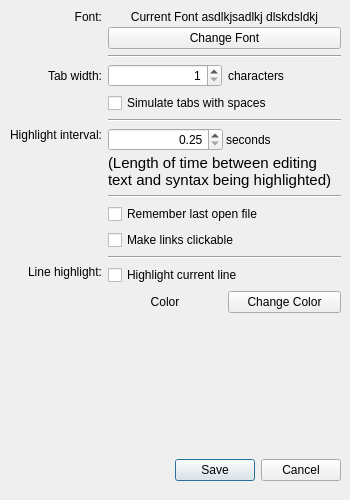
The window that src/preferencesdialog.ui (ali-rantakari/QarkDown) describes before a commit, drawn with Qt 5.
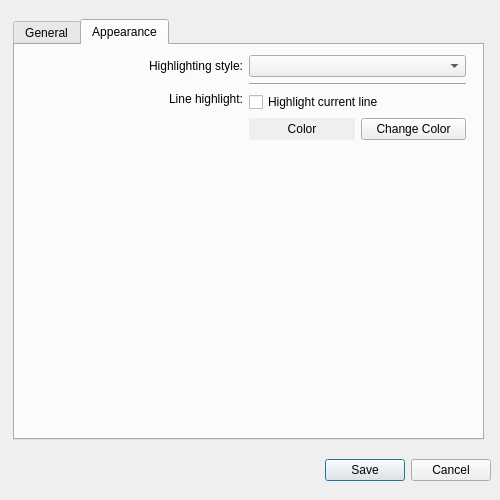
The same window after the commit.

Commit message: Add support for style definition files.

Diff of the .ui file:
```diff
--- a/src/preferencesdialog.ui
+++ b/src/preferencesdialog.ui
@@ -6,7 +6,7 @@
    <rect>
     <x>0</x>
     <y>0</y>
-    <width>350</width>
+    <width>500</width>
     <height>500</height>
    </rect>
   </property>
@@ -18,13 +18,13 @@
   </property>
   <property name="minimumSize">
    <size>
-    <width>350</width>
+    <width>500</width>
     <height>500</height>
    </size>
   </property>
   <property name="maximumSize">
    <size>
-    <width>350</width>
+    <width>500</width>
     <height>500</height>
    </size>
   </property>
@@ -45,7 +45,7 @@
     <rect>
      <x>10</x>
      <y>450</y>
-     <width>331</width>
+     <width>481</width>
      <height>41</height>
     </rect>
    </property>
@@ -56,13 +56,29 @@
     <set>QDialogButtonBox::Cancel|QDialogButtonBox::Save</set>
    </property>
   </widget>
+  <widget class="QTabWidget" name="tabWidget">
+   <property name="geometry">
+    <rect>
+     <x>13</x>
+     <y>19</y>
+     <width>471</width>
+     <height>421</height>
+    </rect>
+   </property>
+   <property name="currentIndex">
+    <number>1</number>
+   </property>
+   <widget class="QWidget" name="tab">
+    <attribute name="title">
+     <string>General</string>
+    </attribute>
   <widget class="QWidget" name="gridLayoutWidget">
    <property name="geometry">
     <rect>
      <x>10</x>
      <y>10</y>
-     <width>331</width>
-     <height>431</height>
+       <width>441</width>
+       <height>371</height>
     </rect>
    </property>
    <layout class="QGridLayout" name="gridLayout">
@@ -253,8 +269,71 @@
       </property>
      </widget>
     </item>
-    <item row="10" column="1">
-     <layout class="QVBoxLayout" name="verticalLayout_3">
+      <item row="9" column="0">
+       <spacer name="verticalSpacer_2">
+        <property name="orientation">
+         <enum>Qt::Vertical</enum>
+        </property>
+        <property name="sizeHint" stdset="0">
+         <size>
+          <width>20</width>
+          <height>40</height>
+         </size>
+        </property>
+       </spacer>
+      </item>
+      <item row="0" column="0">
+       <widget class="QLabel" name="label">
+        <property name="text">
+         <string>Font:</string>
+        </property>
+        <property name="alignment">
+         <set>Qt::AlignRight|Qt::AlignTop|Qt::AlignTrailing</set>
+        </property>
+       </widget>
+      </item>
+     </layout>
+    </widget>
+   </widget>
+   <widget class="QWidget" name="tab_2">
+    <attribute name="title">
+     <string>Appearance</string>
+    </attribute>
+    <widget class="QWidget" name="gridLayoutWidget_2">
+     <property name="geometry">
+      <rect>
+       <x>10</x>
+       <y>10</y>
+       <width>441</width>
+       <height>371</height>
+      </rect>
+     </property>
+     <layout class="QGridLayout" name="gridLayout_2">
+      <item row="6" column="0">
+       <spacer name="verticalSpacer_3">
+        <property name="orientation">
+         <enum>Qt::Vertical</enum>
+        </property>
+        <property name="sizeHint" stdset="0">
+         <size>
+          <width>20</width>
+          <height>40</height>
+         </size>
+        </property>
+       </spacer>
+      </item>
+      <item row="3" column="0">
+       <widget class="QLabel" name="label_11">
+        <property name="text">
+         <string>Line highlight:</string>
+        </property>
+        <property name="alignment">
+         <set>Qt::AlignRight|Qt::AlignTop|Qt::AlignTrailing</set>
+        </property>
+       </widget>
+      </item>
+      <item row="3" column="1">
+       <layout class="QVBoxLayout" name="verticalLayout_6">
       <item>
        <widget class="QCheckBox" name="highlightLineCheckBox">
         <property name="text">
@@ -263,7 +342,7 @@
        </widget>
       </item>
       <item>
-       <layout class="QHBoxLayout" name="horizontalLayout_3">
+         <layout class="QHBoxLayout" name="horizontalLayout_6">
         <item>
          <widget class="QLabel" name="highlightLineColorLabel">
           <property name="autoFillBackground">
@@ -288,37 +367,29 @@
       </item>
      </layout>
     </item>
-    <item row="11" column="0">
-     <spacer name="verticalSpacer_2">
-      <property name="orientation">
-       <enum>Qt::Vertical</enum>
-      </property>
-      <property name="sizeHint" stdset="0">
-       <size>
-        <width>20</width>
-        <height>40</height>
-       </size>
-      </property>
-     </spacer>
-    </item>
-    <item row="10" column="0">
-     <widget class="QLabel" name="label_8">
+      <item row="0" column="0">
+       <widget class="QLabel" name="label_4">
       <property name="text">
-       <string>Line highlight:</string>
+         <string>Highlighting style:</string>
       </property>
       <property name="alignment">
-       <set>Qt::AlignRight|Qt::AlignTop|Qt::AlignTrailing</set>
+         <set>Qt::AlignRight|Qt::AlignTrailing|Qt::AlignVCenter</set>
       </property>
      </widget>
     </item>
-    <item row="9" column="1">
-     <widget class="Line" name="line_4">
+      <item row="0" column="1">
+       <widget class="QComboBox" name="stylesComboBox"/>
+      </item>
+      <item row="1" column="1">
+       <widget class="Line" name="line_8">
       <property name="orientation">
        <enum>Qt::Horizontal</enum>
       </property>
      </widget>
     </item>
    </layout>
+    </widget>
+   </widget>
   </widget>
  </widget>
  <resources/>
```
Left out of the diff: 10 changed lines with no effect on the pictures. Lines whose indentation alone changed are shown as unchanged. The commit also changes 13 other files.
